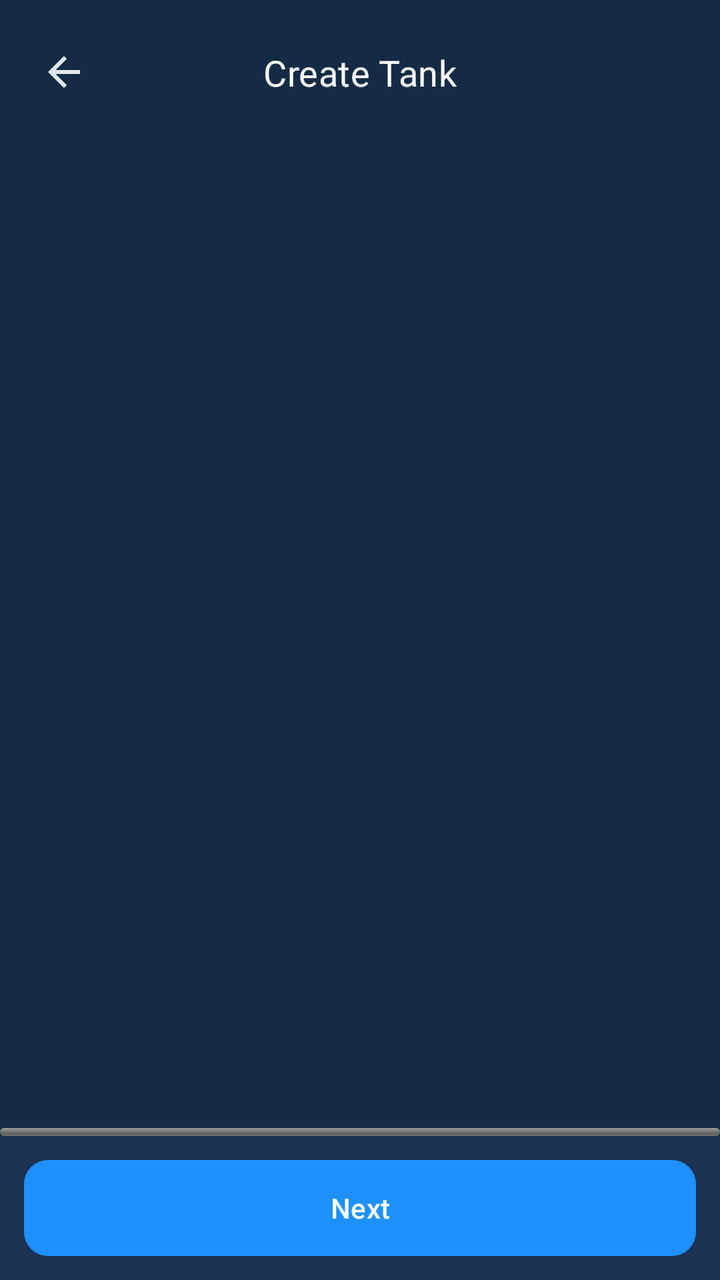
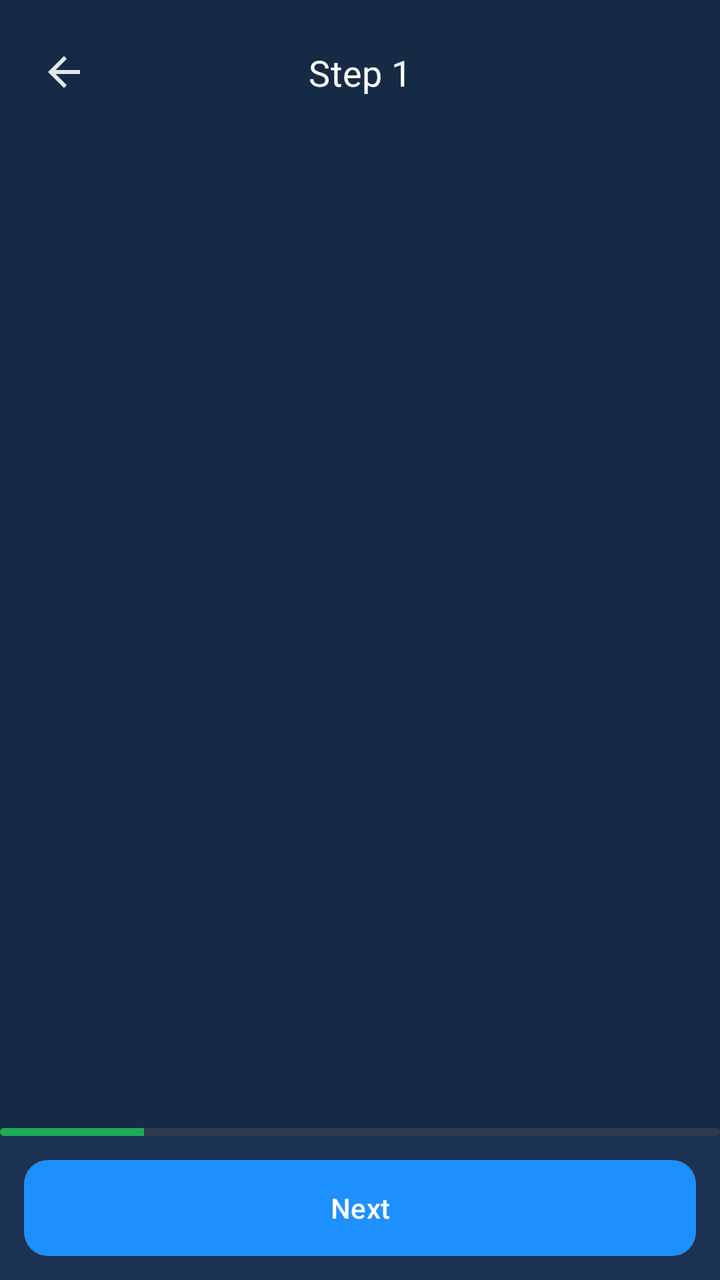

Compare the two renders of this Android layout. The source of the first and the diff that turns it into the second are given below.
<!-- AndroidManifest.xml: application theme AppTheme -->
<!-- res/layout/fragment_create_tank.xml -->
<androidx.constraintlayout.widget.ConstraintLayout
    xmlns:android="http://schemas.android.com/apk/res/android"
    xmlns:app="http://schemas.android.com/apk/res-auto"
    android:layout_width="match_parent"
    android:layout_height="match_parent"
    android:background="@color/background_color">

    
    <androidx.constraintlayout.widget.ConstraintLayout
        android:id="@+id/headerContainer"
        android:layout_width="match_parent"
        android:layout_height="wrap_content"
        android:paddingHorizontal="16dp"
        android:paddingTop="20dp"
        android:paddingBottom="12dp"
        android:background="@color/background_color"
        app:layout_constraintTop_toTopOf="parent">

        <ImageView
            android:id="@+id/btnBack"
            android:layout_width="32dp"
            android:layout_height="32dp"
            android:src="@drawable/ic_back"
            android:scaleType="center"
            app:tint="?attr/colorOnSurface"
            android:clickable="true"
            android:focusable="true"
            android:contentDescription="Back"
            app:layout_constraintTop_toTopOf="parent"
            app:layout_constraintBottom_toBottomOf="parent"
            app:layout_constraintStart_toStartOf="parent"/>

        <TextView
            android:id="@+id/tvTitle"
            style="@style/TextAppearance.Aqua.StepTitle"
            android:layout_width="wrap_content"
            android:layout_height="wrap_content"
            android:text="Create Tank"
            app:layout_constraintTop_toTopOf="parent"
            app:layout_constraintBottom_toBottomOf="parent"
            app:layout_constraintStart_toStartOf="parent"
            app:layout_constraintEnd_toEndOf="parent"/>
    </androidx.constraintlayout.widget.ConstraintLayout>

    
    <androidx.fragment.app.FragmentContainerView
        android:id="@+id/stepFragmentContainer"
        android:layout_width="0dp"
        android:layout_height="0dp"
        app:layout_constraintTop_toBottomOf="@id/headerContainer"
        app:layout_constraintBottom_toTopOf="@id/bottomContainer"
        app:layout_constraintStart_toStartOf="parent"
        app:layout_constraintEnd_toEndOf="parent"/>

    
    <ProgressBar
        android:id="@+id/progressBar"
        style="@android:style/Widget.ProgressBar.Horizontal"
        android:layout_width="0dp"
        android:layout_height="4dp"
        android:progress="0"
        android:max="100"
        android:progressTint="#1FAA59"
        android:indeterminate="false"
        app:layout_constraintStart_toStartOf="parent"
        app:layout_constraintEnd_toEndOf="parent"
        app:layout_constraintBottom_toTopOf="@id/bottomContainer"/>

    
    <LinearLayout
        android:id="@+id/bottomContainer"
        android:layout_width="0dp"
        android:layout_height="wrap_content"
        android:orientation="vertical"
        android:background="#1C3252"
        android:padding="12dp"
        app:layout_constraintBottom_toBottomOf="parent"
        app:layout_constraintStart_toStartOf="parent"
        app:layout_constraintEnd_toEndOf="parent">

        <com.google.android.material.button.MaterialButton
            android:id="@+id/btnNext"
            style="@style/Widget.Aqua.PrimaryButton"
            android:layout_width="match_parent"
            android:layout_height="48dp"
            android:text="Next"/>
    </LinearLayout>
</androidx.constraintlayout.widget.ConstraintLayout>
<!-- resources referenced by this layout -->
<resources>
  <color name="background_color">#152B45</color>
  <!-- drawable ic_back (drawable) -->
  <?xml version="1.0" encoding="utf-8"?>
  <vector xmlns:android="http://schemas.android.com/apk/res/android"
      android:width="24dp"
      android:height="24dp"
      android:viewportWidth="24"
      android:viewportHeight="24">
  
      <path
          android:fillColor="@android:color/white"
          android:pathData="M20,11H7.83L13.42,5.41L12,4l-8,8 8,8 1.41,-1.41L7.83,13H20v-2z" />
  </vector>
  <style name="TextAppearance.Aqua.StepTitle" parent="TextAppearance.Material3.TitleSmall">
      <item name="fontFamily">@font/inter_regular</item>
      <item name="android:fontFamily">@font/inter_regular</item>
      <item name="android:textColor">@android:color/white</item>
      <item name="android:textSize">18sp</item>
      <item name="android:lineSpacingExtra">2dp</item>
  </style>
  <style name="Widget.Aqua.PrimaryButton" parent="Widget.Material3.Button">
      <item name="android:textColor">@android:color/white</item>
      <item name="cornerRadius">12dp</item>
      <item name="android:insetTop">0dp</item>
      <item name="android:insetBottom">0dp</item>
      <item name="android:paddingTop">12dp</item>
      <item name="android:paddingBottom">12dp</item>
      <item name="backgroundTint">@color/aqua_button_blue</item>
  </style>
  <style name="AppTheme" parent="Theme.Material3.DayNight.NoActionBar">
  
          
          <item name="colorPrimary">@color/md_theme_light_primary</item>
          <item name="colorOnPrimary">@color/md_theme_light_onPrimary</item>
          <item name="colorSecondary">@color/md_theme_light_secondary</item>
          <item name="colorOnSecondary">@color/md_theme_light_onSecondary</item>
  
          
          <item name="android:colorBackground">@color/md_theme_light_background</item>
          <item name="colorSurface">@color/md_theme_light_surface</item>
          <item name="colorOnSurface">@color/md_theme_light_onSurface</item>
  
          
          <item name="colorSurfaceVariant">@color/md_theme_light_surfaceVariant</item>
          <item name="colorOnSurfaceVariant">@color/md_theme_light_onSurfaceVariant</item>
          <item name="colorOutline">@color/md_theme_light_outline</item>
          <item name="colorOutlineVariant">@color/md_theme_light_outlineVariant</item>
          <item name="colorError">@color/md_theme_light_error</item>
          <item name="colorOnError">@color/md_theme_light_onError</item>
  
          
          <item name="android:statusBarColor">@android:color/transparent</item>
          <item name="android:navigationBarColor">@android:color/black</item>
  
          
          <item name="android:windowLightStatusBar">true</item>
          <item name="android:windowLightNavigationBar">true</item>
  
          
          <item name="windowActionBar">false</item>
          <item name="android:windowNoTitle">true</item>
      </style>
  <color name="aqua_button_blue">#1E90FF</color>
  <color name="md_theme_light_primary">#2196F3</color>
  <color name="md_theme_light_onPrimary">#FFFFFF</color>
  <color name="md_theme_light_secondary">#4A6363</color>
  <color name="md_theme_light_onSecondary">#FFFFFF</color>
  <color name="md_theme_light_background">#152B45</color>
  <color name="md_theme_light_surface">#152B45</color>
  <color name="md_theme_light_onSurface">#E0E6ED</color>
  <color name="md_theme_light_surfaceVariant">#233042</color>
  <color name="md_theme_light_onSurfaceVariant">#5C6B75</color>
  <color name="md_theme_light_outline">#455A64</color>
  <color name="md_theme_light_outlineVariant">#37474F</color>
  <color name="md_theme_light_error">#D32F2F</color>
  <color name="md_theme_light_onError">#FFFFFF</color>
</resources>

<!-- the commit's change to res/layout/fragment_create_tank.xml (unified diff, before → after) -->
@@ -1,3 +1,4 @@
+<?xml version="1.0" encoding="utf-8"?>
 <androidx.constraintlayout.widget.ConstraintLayout
     xmlns:android="http://schemas.android.com/apk/res/android"
     xmlns:app="http://schemas.android.com/apk/res-auto"
@@ -5,84 +6,85 @@
     android:layout_height="match_parent"
     android:background="@color/background_color">
 
-    
     <androidx.constraintlayout.widget.ConstraintLayout
         android:id="@+id/headerContainer"
         android:layout_width="match_parent"
         android:layout_height="wrap_content"
+        android:background="@color/background_color"
         android:paddingHorizontal="16dp"
         android:paddingTop="20dp"
         android:paddingBottom="12dp"
-        android:background="@color/background_color"
         app:layout_constraintTop_toTopOf="parent">
 
         <ImageView
             android:id="@+id/btnBack"
             android:layout_width="32dp"
             android:layout_height="32dp"
+            android:clickable="true"
+            android:contentDescription="Back"
+            android:focusable="true"
+            android:scaleType="center"
             android:src="@drawable/ic_back"
-            android:scaleType="center"
             app:tint="?attr/colorOnSurface"
-            android:clickable="true"
-            android:focusable="true"
-            android:contentDescription="Back"
-            app:layout_constraintTop_toTopOf="parent"
             app:layout_constraintBottom_toBottomOf="parent"
-            app:layout_constraintStart_toStartOf="parent"/>
+            app:layout_constraintStart_toStartOf="parent"
+            app:layout_constraintTop_toTopOf="parent" />
 
         <TextView
             android:id="@+id/tvTitle"
             style="@style/TextAppearance.Aqua.StepTitle"
             android:layout_width="wrap_content"
             android:layout_height="wrap_content"
-            android:text="Create Tank"
-            app:layout_constraintTop_toTopOf="parent"
+            android:text="Step 1"
             app:layout_constraintBottom_toBottomOf="parent"
+            app:layout_constraintEnd_toEndOf="parent"
             app:layout_constraintStart_toStartOf="parent"
-            app:layout_constraintEnd_toEndOf="parent"/>
+            app:layout_constraintTop_toTopOf="parent" />
+
     </androidx.constraintlayout.widget.ConstraintLayout>
 
-    
     <androidx.fragment.app.FragmentContainerView
         android:id="@+id/stepFragmentContainer"
         android:layout_width="0dp"
         android:layout_height="0dp"
-        app:layout_constraintTop_toBottomOf="@id/headerContainer"
-        app:layout_constraintBottom_toTopOf="@id/bottomContainer"
+        app:layout_constraintBottom_toTopOf="@id/progressBar"
+        app:layout_constraintEnd_toEndOf="parent"
         app:layout_constraintStart_toStartOf="parent"
-        app:layout_constraintEnd_toEndOf="parent"/>
+        app:layout_constraintTop_toBottomOf="@id/headerContainer" />
 
-    
     <ProgressBar
         android:id="@+id/progressBar"
         style="@android:style/Widget.ProgressBar.Horizontal"
         android:layout_width="0dp"
         android:layout_height="4dp"
-        android:progress="0"
+        android:indeterminate="false"
         android:max="100"
+        android:progress="20"
+        android:progressBackgroundTint="#2D3A4F"
         android:progressTint="#1FAA59"
-        android:indeterminate="false"
-        app:layout_constraintStart_toStartOf="parent"
+        app:layout_constraintBottom_toTopOf="@id/bottomContainer"
         app:layout_constraintEnd_toEndOf="parent"
-        app:layout_constraintBottom_toTopOf="@id/bottomContainer"/>
+        app:layout_constraintStart_toStartOf="parent" />
 
-    
     <LinearLayout
         android:id="@+id/bottomContainer"
         android:layout_width="0dp"
         android:layout_height="wrap_content"
+        android:background="#1C3252"
         android:orientation="vertical"
-        android:background="#1C3252"
         android:padding="12dp"
+        android:paddingBottom="16dp"
         app:layout_constraintBottom_toBottomOf="parent"
-        app:layout_constraintStart_toStartOf="parent"
-        app:layout_constraintEnd_toEndOf="parent">
+        app:layout_constraintEnd_toEndOf="parent"
+        app:layout_constraintStart_toStartOf="parent">
 
         <com.google.android.material.button.MaterialButton
             android:id="@+id/btnNext"
             style="@style/Widget.Aqua.PrimaryButton"
             android:layout_width="match_parent"
             android:layout_height="48dp"
-            android:text="Next"/>
+            android:text="Next" />
+
     </LinearLayout>
+
 </androidx.constraintlayout.widget.ConstraintLayout>
